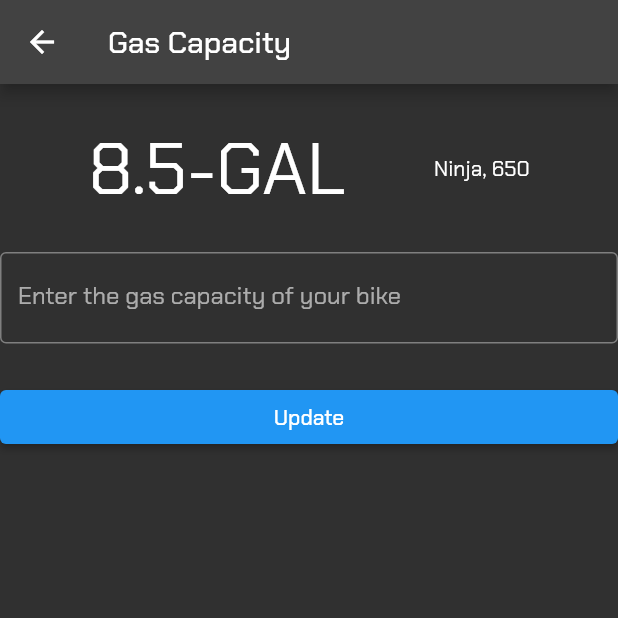
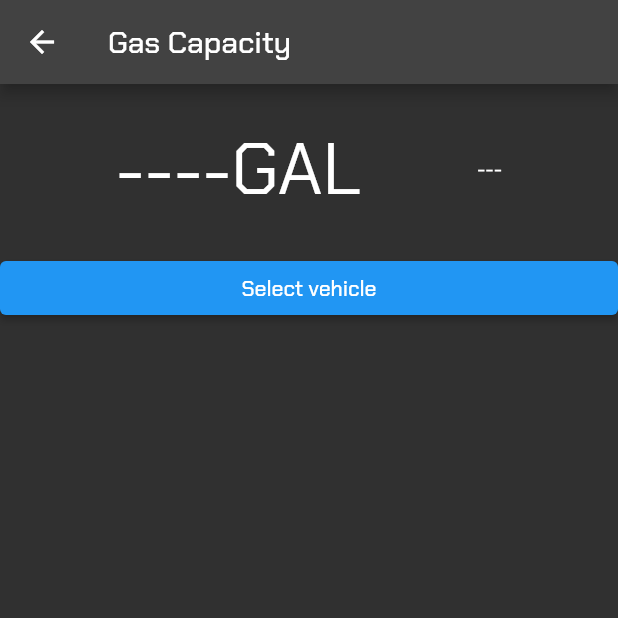
Before and after one commit to navirobayo/venom, a Flutter app: the GasCapacity screen opened directly, on a phone screen of 412 x 824 dp, the top half of it. Run offline on Flutter 3.47's test engine with Material 2 defaults, Android fonts, the phone set to English and light mode, and no system bars; our stand-ins replace circular_countdown_timer, flutter_time_picker_spinner, google_fonts, sqflite; accounts and stored records are empty.

```diff
--- /dev/null
+++ b/venom/lib/components/tank_size_database.dart
@@ -0,0 +1 @@
+// Create a database that will store the default tank size for the entire app.
--- a/venom/lib/components/vehicles_database.dart
+++ b/venom/lib/components/vehicles_database.dart
@@ -1,6 +1,6 @@
 import 'package:sqflite/sqflite.dart';
 import 'package:path/path.dart';
-import 'package:venom/components/vehicle_class.dart';
+import 'package:venom/components/vehicle_object.dart';
 
 class VehicleDatabase {
   static const _databaseName = 'vehicles.db';
--- a/venom/lib/presentation/gas_history/gas_history.dart
+++ b/venom/lib/presentation/gas_history/gas_history.dart
@@ -1,5 +1,5 @@
 import 'package:flutter/material.dart';
-import 'package:venom/components/database_helper.dart';
+import 'package:venom/components/fuel_prices_database.dart';
 
 class GasHistory extends StatefulWidget {
   const GasHistory({super.key});
--- a/venom/lib/presentation/my_vehicles/my_vehicles.dart
+++ b/venom/lib/presentation/my_vehicles/my_vehicles.dart
@@ -1,6 +1,6 @@
 import 'package:flutter/material.dart';
 import 'package:venom/components/vehicles_database.dart';
-import 'package:venom/components/vehicle_class.dart';
+import 'package:venom/components/vehicle_object.dart';
 
 class MyVehicles extends StatefulWidget {
   const MyVehicles({Key? key}) : super(key: key);
--- a/venom/lib/presentation/new_ride/results_screen.dart
+++ b/venom/lib/presentation/new_ride/results_screen.dart
@@ -1,5 +1,5 @@
 import 'package:flutter/material.dart';
-import 'package:venom/components/database_helper.dart';
+import 'package:venom/components/fuel_prices_database.dart';
 
 class ResultsScreen extends StatefulWidget {
   final String timeTraveled;
--- a/venom/lib/presentation/settings_screen/gas_capacity.dart
+++ b/venom/lib/presentation/settings_screen/gas_capacity.dart
@@ -1,4 +1,6 @@
 import 'package:flutter/material.dart';
+import 'package:venom/components/vehicle_object.dart';
+import 'package:venom/components/vehicles_database.dart';
 
 class GasCapacity extends StatefulWidget {
   const GasCapacity({Key? key}) : super(key: key);
@@ -8,7 +10,29 @@ class GasCapacity extends StatefulWidget {
 }
 
 class _GasCapacityState extends State<GasCapacity> {
-  final _controller = TextEditingController();
+  late Vehicle _gasVehicle;
+
+  @override
+  void initState() {
+    super.initState();
+    _getDefaultVehicle();
+  }
+
+  Future<void> _getDefaultVehicle() async {
+    final database = VehicleDatabase();
+    final vehicles = await database.vehicles();
+    final defaultVehicle = vehicles.isNotEmpty
+        ? vehicles.first
+        : Vehicle(name: '---', tankCapacity: '---');
+    final gasVehicle = Vehicle(
+      id: defaultVehicle.id,
+      name: defaultVehicle.name,
+      tankCapacity: defaultVehicle.tankCapacity,
+    );
+    setState(() {
+      _gasVehicle = gasVehicle;
+    });
+  }
 
   @override
   Widget build(BuildContext context) {
@@ -21,38 +45,80 @@ class _GasCapacityState extends State<GasCapacity> {
           const SizedBox(
             height: 25,
           ),
-          const Row(
+          Row(
             children: [
-              Spacer(),
+              const Spacer(),
               Text(
-                "8.5",
-                style: TextStyle(fontSize: 48.0),
+                _gasVehicle.tankCapacity,
+                style: const TextStyle(fontSize: 48.0),
               ),
-              Text("-GAL", style: TextStyle(fontSize: 48.0)),
-              Spacer(),
-              Text("Ninja, 650"),
-              Spacer(),
+              const Text("-GAL", style: TextStyle(fontSize: 48.0)),
+              const Spacer(),
+              Text(
+                _gasVehicle.name,
+              ),
+              const Spacer(),
             ],
           ),
           const SizedBox(
             height: 25,
           ),
-          TextField(
-            controller: _controller,
-            decoration: const InputDecoration(
-              border: OutlineInputBorder(),
-              labelText: 'Enter the gas capacity of your bike',
-            ),
-            textAlign: TextAlign.center,
-            textAlignVertical: TextAlignVertical.center,
-            keyboardType: TextInputType.number,
-          ),
-          const SizedBox(
-            height: 25,
-          ),
           ElevatedButton(
-            onPressed: () {},
-            child: const Text("Update"),
+            onPressed: () async {
+              final database = VehicleDatabase();
+              final vehicles = await database.vehicles();
+              if (vehicles.isEmpty) {
+                showDialog(
+                  context: context,
+                  builder: (context) {
+                    return AlertDialog(
+                      title: const Text('No current vehicles'),
+                      content:
+                          const Text('Please add them in "My vehicles" screen'),
+                      actions: [
+                        TextButton(
+                          onPressed: () {
+                            Navigator.pop(context);
+                          },
+                          child: const Text('OK'),
+                        ),
+                      ],
+                    );
+                  },
+                );
+              } else {
+                final selectedVehicle = await showDialog<Vehicle>(
+                  context: context,
+                  builder: (context) {
+                    return AlertDialog(
+                      title: const Text('Select a vehicle'),
+                      content: SizedBox(
+                        width: double.maxFinite,
+                        child: ListView.builder(
+                          shrinkWrap: true,
+                          itemCount: vehicles.length,
+                          itemBuilder: (context, index) {
+                            final vehicle = vehicles[index];
+                            return ListTile(
+                              title: Text(vehicle.name),
+                              onTap: () {
+                                Navigator.pop(context, vehicle);
+                              },
+                            );
+                          },
+                        ),
+                      ),
+                    );
+                  },
+                );
+                if (selectedVehicle != null) {
+                  setState(() {
+                    _gasVehicle = selectedVehicle;
+                  });
+                }
+              }
+            },
+            child: const Text('Select vehicle'),
           ),
         ],
       ),
--- a/venom/lib/presentation/settings_screen/gas_price.dart
+++ b/venom/lib/presentation/settings_screen/gas_price.dart
@@ -1,5 +1,5 @@
 import 'package:flutter/material.dart';
-import 'package:venom/components/database_helper.dart';
+import 'package:venom/components/fuel_prices_database.dart';
 
 class GasPrice extends StatefulWidget {
   const GasPrice({Key? key}) : super(key: key);
```
Also changed, not shown: venom/lib/components/fuel_prices_database.dart (renamed from venom/lib/components/database_helper.dart), venom/lib/components/vehicle_object.dart (renamed from venom/lib/components/vehicle_class.dart).
